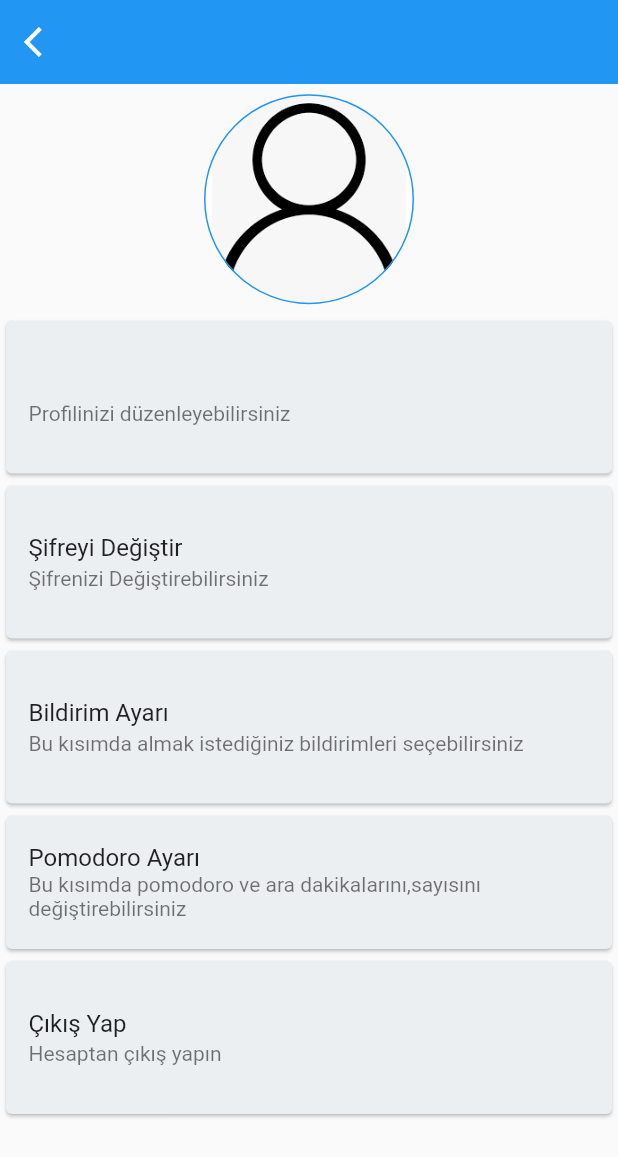
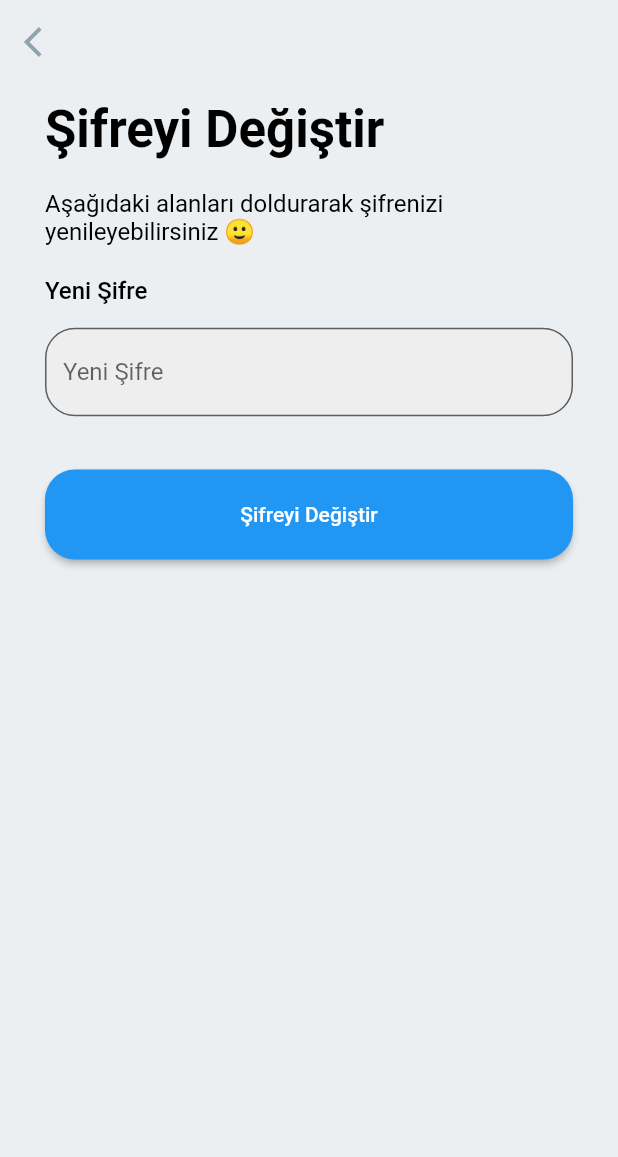
Before and after one commit to SezerKaynak/pomo2do, a Flutter app: the PersonInfo screen opened directly, after a tap on "Şifreyi Değiştir", on a phone screen of 412 x 824 dp. Shown: the top 1157 px of the screen. Run offline on Flutter 3.47's test engine with Material 2 defaults, Android fonts, the phone set to English and light mode, and no system bars; our stand-ins replace cloud_firestore, firebase_auth, firebase_core, firebase_database; missing offline and left inert: animation_search_bar; accounts and stored records are empty; network calls fail.

Commit message:
edit password

```diff
--- /dev/null
+++ b/lib/pages/edit_password.dart
@@ -0,0 +1,126 @@
+import 'package:firebase_auth/firebase_auth.dart';
+import 'package:flutter/material.dart';
+import 'package:flutter_application_1/pages/login_page.dart';
+import 'package:flutter_application_1/pages/person_info.dart';
+
+class EditPassword extends StatefulWidget {
+  const EditPassword({super.key});
+
+  @override
+  State<EditPassword> createState() => _EditPasswordState();
+}
+
+class _EditPasswordState extends State<EditPassword> {
+  final _formKey = GlobalKey<FormState>();
+  var newPassword = " ";
+  var register = "Şifreyi Değiştir";
+  var subtitle =
+      "Aşağıdaki alanları doldurarak şifrenizi yenileyebilirsiniz 🙂";
+  var password = "Yeni Şifre";
+
+  final TextEditingController _passwordController = TextEditingController();
+
+  @override
+  void dispose() {
+    _passwordController.dispose();
+    super.dispose();
+  }
+
+  final currentUser = FirebaseAuth.instance.currentUser;
+
+  // changePassword() async {
+  //   try {
+  //     await currentUser!.updatePassword(newPassword);
+  //     FirebaseAuth.instance.signOut();
+  //     Navigator.pushReplacement(
+  //       context,
+  //       MaterialPageRoute(
+  //         builder: (context) => const LoginPage(),
+  //       ),
+  //     );
+  //     ScaffoldMessenger.of(context).showSnackBar(SnackBar(
+  //         backgroundColor: Colors.black26,
+  //         content: Text("Your password has been changed...Login again!")));
+  //   } catch (error) {}
+  // }
+
+  @override
+  Widget build(BuildContext context) {
+    return Scaffold(
+      backgroundColor: Colors.blueGrey[50],
+      appBar: AppBar(
+        backgroundColor: Colors.transparent,
+        leading: IconButton(
+            onPressed: () {
+              Navigator.pushAndRemoveUntil(
+                  context,
+                  MaterialPageRoute(builder: (context) => PersonInfo()),
+                  ModalRoute.withName("/Person"));
+            },
+            icon: Icon(Icons.arrow_back_ios, color: Colors.blueGrey[300])),
+      ),
+      body: SingleChildScrollView(
+        child: Form(
+          key: _formKey,
+          child: Padding(
+            padding: ScreenPadding().screenPadding.copyWith(top: 0),
+            child: Column(
+              children: [
+                ScreenTexts(
+                    title: register,
+                    theme: Theme.of(context).textTheme.headline4,
+                    fontW: FontWeight.w600,
+                    textPosition: TextAlign.left),
+                ScreenTexts(
+                    title: subtitle,
+                    theme: Theme.of(context).textTheme.subtitle1,
+                    fontW: FontWeight.w400,
+                    textPosition: TextAlign.left),
+                ScreenTexts(
+                    title: password,
+                    theme: Theme.of(context).textTheme.subtitle1,
+                    fontW: FontWeight.w500,
+                    textPosition: TextAlign.left),
+                ScreenTextField(
+                    textLabel: password,
+                    obscure: true,
+                    controller: _passwordController,
+                    valid: (value) {
+                      if (value == null) {
+                        return "Please enter password";
+                      }
+                      return null;
+                    },
+                    height: 70,
+                    maxLines: 1),
+                Container(height: 30),
+                SizedBox(
+                    width: 400,
+                    height: 60,
+                    child: ElevatedButton(
+                        style: ElevatedButton.styleFrom(
+                            shape: RoundedRectangleBorder(
+                                borderRadius: BorderRadius.circular(20))),
+                        onPressed: () async {
+                          if (_formKey.currentState!.validate()) {
+                            setState(() {
+                              newPassword = _passwordController.text;
+                            });
+                            await currentUser!.updatePassword(newPassword);
+                            FirebaseAuth.instance.signOut();
+                            Navigator.pushAndRemoveUntil(
+                                context,
+                                MaterialPageRoute(
+                                    builder: (context) => LoginPage()),
+                                ModalRoute.withName("/Login"));
+                          }
+                        },
+                        child: const Text("Şifreyi Değiştir"))),
+              ],
+            ),
+          ),
+        ),
+      ),
+    );
+  }
+}
--- a/lib/pages/login_page.dart
+++ b/lib/pages/login_page.dart
@@ -154,12 +154,15 @@ class ScreenTextField extends StatelessWidget {
     required this.controller,
     required this.height,
     required this.maxLines,
+    this.valid,
   }) : super(key: key);
   final textLabel;
   final bool obscure;
   final TextEditingController controller;
   final double height;
   final int maxLines;
+  final valid;
+
   @override
   Widget build(BuildContext context) {
     return SizedBox(
@@ -168,6 +171,7 @@ class ScreenTextField extends StatelessWidget {
         child: TextFormField(
           maxLines: maxLines,
           controller: controller,
+          validator: valid,
           obscureText: obscure,
           decoration: InputDecoration(
             labelText: textLabel,
--- a/lib/pages/person_info.dart
+++ b/lib/pages/person_info.dart
@@ -1,6 +1,7 @@
 import 'package:cloud_firestore/cloud_firestore.dart';
 import 'package:firebase_auth/firebase_auth.dart';
 import 'package:flutter/material.dart';
+import 'package:flutter_application_1/pages/edit_password.dart';
 import 'package:flutter_application_1/pages/edit_profile.dart';
 import 'package:flutter_application_1/pages/task.dart';
 import 'package:flutter_application_1/project_theme_options.dart';
@@ -31,7 +32,6 @@ class PersonInfo extends StatelessWidget with ProjectThemeOptions {
             }),
       ),
       body: Column(
-
         children: [
           Expanded(
             flex: 2,
@@ -95,7 +95,13 @@ class PersonInfo extends StatelessWidget with ProjectThemeOptions {
                 TaskAdded(
                   title: const Text("Şifreyi Değiştir"),
                   subtitle: "Şifrenizi Değiştirebilirsiniz",
-                  onTouch: () {},
+                  onTouch: () {
+                    Navigator.pushAndRemoveUntil(
+                        context,
+                        MaterialPageRoute(
+                            builder: (context) => const EditPassword()),
+                        ModalRoute.withName("/Password"));
+                  },
                 ),
                 TaskAdded(
                   title: const Text("Bildirim Ayarı"),
```
